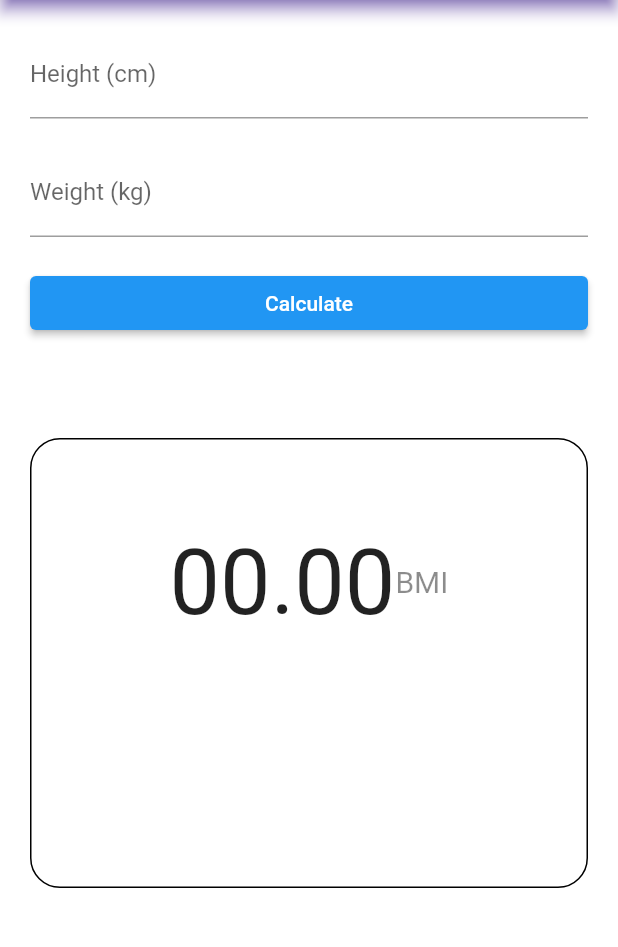
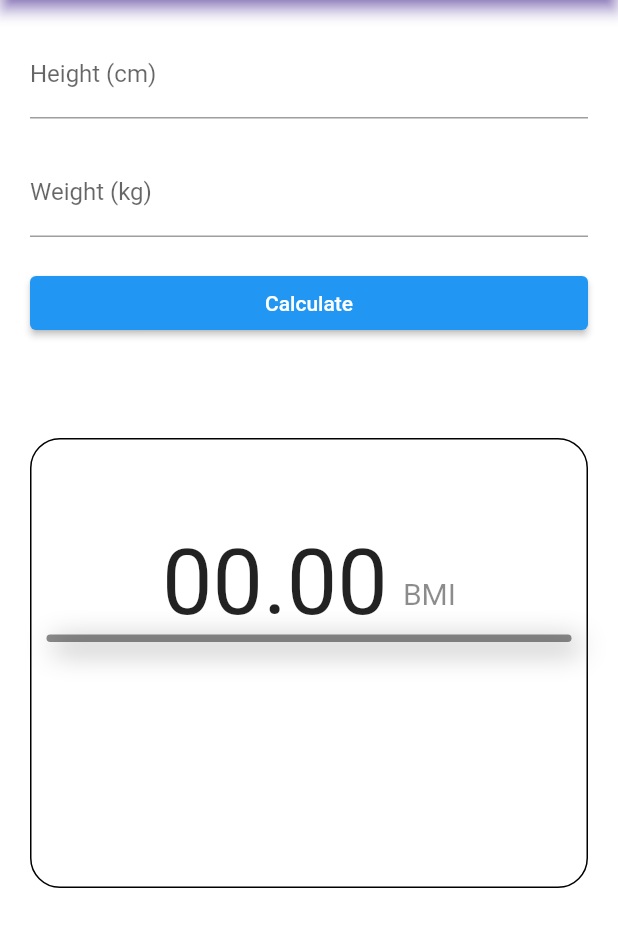
Before and after one commit to kirtijangid/BMI-calculator, a Flutter app: the screen it shows after launch, on a phone screen of 412 x 824 dp, the part 84-1031 px from its top. Run offline on Flutter 3.47's test engine with Material 2 defaults, Android fonts, the phone set to English and light mode, and no system bars.

Commit message:
adding a line with decoration & shadow below the result

```diff
--- a/lib/appbar.dart
+++ b/lib/appbar.dart
@@ -117,12 +117,32 @@ class _AppbarState extends State<Appbar> {
                   SizedBox(
                     height: 50,
                   ),
+
                   Row(
                     mainAxisAlignment: MainAxisAlignment.center,
                     children: [
-                      Text(bmi==null? '00.00' : bmi!.toStringAsFixed(2),
+                      Text(
+                        bmi == null? '00.00' : bmi!.toStringAsFixed(2),
                         style: TextStyle(
                           fontSize: 60,
+                          color:
+                                status == 'Underweight' ? Colors.blue
+                                    : status == 'Normal weight' ? Colors.green
+                                    : status == 'Pre-Obesity' ? Colors.yellow.shade700
+                                    : status == 'Obesity class 1' ? Colors.orange
+                                    : status == 'Obesity class 2' ? Colors.deepOrangeAccent
+                                    : status == 'Obesity class 3' ? Colors.red
+                                    : null
+                        ),
+                      ),
+                       const SizedBox(
+                            width: 10,
+                          ),
+                          Column(
+                            crossAxisAlignment: CrossAxisAlignment.start,
+                            children: [
+                              Text(status,
+                                  style: TextStyle(
                                     color:
                                       status == 'Underweight' ? Colors.blue
                                     : status == 'Normal weight' ? Colors.green
@@ -136,16 +156,33 @@ class _AppbarState extends State<Appbar> {
                                 const Text('BMI',
                                 style: TextStyle(
                                   fontSize: 20,
-                        color: Colors.black45
+                                  color: Colors.black45,
                                 ),
                               ),
                             ],
+                          ),
+                        ],
+                      ),
+                      Container(
+                        height: 5,
+                        decoration: BoxDecoration(
+                          color: Colors.black45,
+                          borderRadius: BorderRadius.circular(50),
+                          boxShadow: const [
+                            BoxShadow(
+                              color: Colors.grey,
+                              blurRadius: 15,
+                              spreadRadius: 1,
+                              offset: Offset(5, 5)
+                            ),
+                          ]),
                       )
                     ],
                   ),
                  ),
                 ),
-        ]),
+              ],
+            ),
       ),
     );
   }
```
Lines whose indentation alone changed are shown as unchanged.
